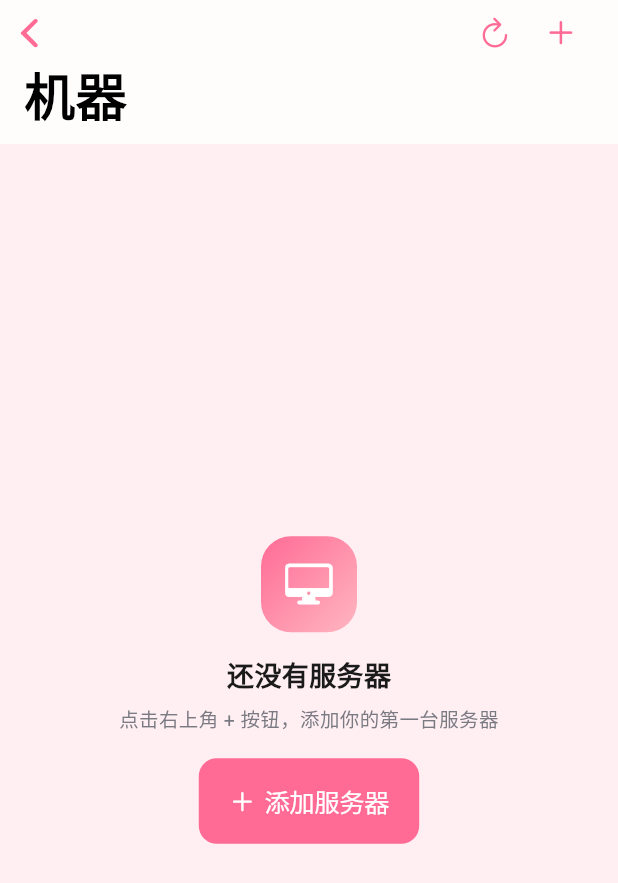
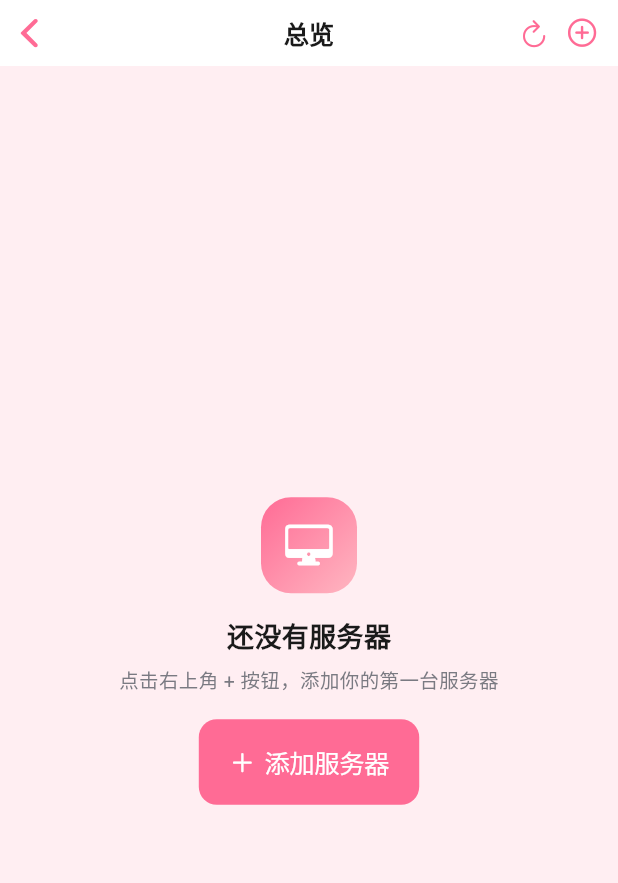
Before and after one commit to mzhscan/monitor-status, a Flutter app: the IOSMachinesPage widget shown alone on an empty page, opened directly with empty values, on a phone screen of 412 x 824 dp. Shown: the top 883 px of the screen. Run offline on Flutter 3.47's test engine with Material 3 defaults, Android fonts, the phone set to English and light mode, and no system bars; our stand-ins replace flutter_secure_storage, shared_preferences; accounts and stored records are empty.

Commit message:
fix(ios): 顶部 nav bar 改紧凑版（去大标题模式）
用户反馈 CupertinoSliverNavigationBar 的大标题'机器'占太多
空间（96px+），'显得额很笨重'。iOS 27 设计语言是简洁紧凑。

【改】app/lib/ios/ios_machines_page.dart
- 之前：CustomScrollView + CupertinoSliverNavigationBar(largeTitle: ...)
  → 现在：Column + CupertinoNavigationBar（不带 largeTitle）
- 标题 '机器' 改成 '总览'（跟安卓 app 一致：总览页）
- 整个 Slivers 改成 ListView.builder（普通 ListView 够用）
- 顶部高度从 96px+ → 44px（kMinInteractiveDimensionCupertino）

【改】app/lib/ios/ios_settings_page.dart
- 同样去 CupertinoSliverNavigationBar
- 改 CupertinoNavigationBar + ListView
- 大标题'设置' → 紧凑 17pt

【其他】
- '机器' → '总览'（跟安卓 app 一致：总览 = overview = 机器列表）
- 加号按钮用 CupertinoIcons.add_circled（更明显）
- icon 尺寸 22→20（更紧凑）
- minSize: 32（按钮点击区符合 iOS HIG 44pt 标准）

效果（机器页截图）：
- 顶部 nav bar 紧凑，44px
- '总览' 居中（小标题）
- 第一张卡紧贴在 nav bar 下面
- 整体视觉非常 iOS 27 简洁

不发版（用户偏好：非破坏性走 commit+push）

```diff
--- a/app/lib/ios/ios_machines_page.dart
+++ b/app/lib/ios/ios_machines_page.dart
@@ -57,27 +57,37 @@ class _IOSMachinesPageState extends State<IOSMachinesPage> {
     return Stack(
       key: _stackKey,
       children: [
-        CustomScrollView(
-          physics: const BouncingScrollPhysics(),
-          slivers: [
-            CupertinoSliverNavigationBar(
-              largeTitle: const Text('机器'),
-              backgroundColor: IOSTheme.glassDark,
+        // iOS 27 风格紧凑顶部：SafeArea + CupertinoNavigationBar（不带大标题）+ 内容
+        Column(
+          children: [
+            // 顶部导航条：紧凑（44px）替代之前的大标题（96px+）
+            CupertinoNavigationBar(
+              backgroundColor: const Color(0xFFFFFFFF),
               border: null,
+              padding: const EdgeInsetsDirectional.only(start: 8, end: 8),
+              leading: null,
+              middle: const Text(
+                '总览',
+                style: TextStyle(
+                  fontSize: 17,
+                  fontWeight: FontWeight.w600,
+                  color: IOSTheme.textPrimary,
+                ),
+              ),
               trailing: Row(
                 mainAxisSize: MainAxisSize.min,
                 children: [
                   if (store.isLoading)
                     const Padding(
-                      padding: EdgeInsets.only(right: 6),
+                      padding: EdgeInsets.only(right: 4),
                       child: CupertinoActivityIndicator(radius: 9),
                     ),
-                  // 错误指示器（store.error 存在时显示红 icon + 角标，跟安卓 _ErrorIndicatorButton 对齐）
+                  // 错误指示器（store.error 存在时显示红 icon + 角标）
                   if (store.error != null && store.error!.isNotEmpty)
                     CupertinoButton(
                       padding: EdgeInsets.zero,
+                      minSize: 32,
                       onPressed: () {
-                        // 切到 machines tab 后 push error-details
                         Navigator.of(context).pushNamed('/error-details');
                       },
                       child: Stack(
@@ -86,15 +96,14 @@ class _IOSMachinesPageState extends State<IOSMachinesPage> {
                           const Icon(
                             CupertinoIcons.exclamationmark_circle,
                             color: IOSTheme.danger,
-                            size: 22,
+                            size: 20,
                           ),
-                          // 右上角红点
                           Positioned(
                             top: -2,
                             right: -3,
                             child: Container(
-                              width: 8,
-                              height: 8,
+                              width: 7,
+                              height: 7,
                               decoration: BoxDecoration(
                                 color: IOSTheme.danger,
                                 shape: BoxShape.circle,
@@ -107,44 +116,59 @@ class _IOSMachinesPageState extends State<IOSMachinesPage> {
                     ),
                   CupertinoButton(
                     padding: EdgeInsets.zero,
-                    child: const Icon(CupertinoIcons.refresh, color: IOSTheme.primary, size: 22),
+                    minSize: 32,
                     onPressed: store.refresh,
+                    child: const Icon(CupertinoIcons.refresh, color: IOSTheme.primary, size: 20),
                   ),
                   CupertinoButton(
                     padding: EdgeInsets.zero,
-                    child: const Icon(CupertinoIcons.add, color: IOSTheme.primary, size: 22),
-                    onPressed: () => _openAddPage(),
+                    minSize: 32,
+                    onPressed: _openAddPage,
+                    child: const Icon(CupertinoIcons.add_circled, color: IOSTheme.primary, size: 22),
                   ),
                 ],
               ),
             ),
-            if (!hasServers)
-              const SliverFillRemaining(
-                hasScrollBody: false,
-                child: _EmptyView(),
-              )
-            else if (!hasData)
-              // 有 server 注册但还没拉到数据 → 轻转圈（不显示错误）
-              const SliverFillRemaining(
-                hasScrollBody: false,
-                child: Center(child: CupertinoActivityIndicator(radius: 14)),
-              )
-            else
-              SliverPadding(
+            // 内容区
+            Expanded(
+              child: _buildContent(hasServers, hasData, servers),
+            ),
+          ],
+        ),
+        // 浮卡预览（拖动时显示）
+        if (_draggingIndex != null) _buildFloatingCard(),
+        // 排序模式 banner
+        if (_isSortMode && _draggingIndex == null) _buildSortModeBanner(),
+      ],
+    );
+  }
+
+  Widget _buildContent(bool hasServers, bool hasData, List<MonitorServer> servers) {
+    if (!hasServers) {
+      return const _EmptyView();
+    }
+    if (!hasData) {
+      // 有 server 注册但还没拉到数据 → 轻转圈
+      return const Center(child: CupertinoActivityIndicator(radius: 14));
+    }
+    // ListView（去掉 sliver，直接用普通 ListView + ListView.builder）
+    return ListView.builder(
+      physics: const BouncingScrollPhysics(),
       padding: const EdgeInsets.fromLTRB(
         IOSTheme.paddingL, IOSTheme.paddingS,
         IOSTheme.paddingL, 140,  // 留出浮动 tab bar 空间
       ),
-                sliver: SliverList.separated(
-                  itemCount: servers.length,
-                  separatorBuilder: (_, __) => const SizedBox(height: 12),
-                  itemBuilder: (ctx, i) => _buildCardSlot(i),
-                ),
-              ),
-            // 列表底部"更新于"时间戳（跟安卓一致）
-            if (hasServers && hasData && store.lastSuccessAt != null)
-              SliverToBoxAdapter(
-                child: Padding(
+      itemCount: servers.length + 1,  // +1 for "更新于" timestamp at bottom
+      itemBuilder: (ctx, i) {
+        if (i < servers.length) {
+          return Padding(
+            padding: const EdgeInsets.only(bottom: 12),
+            child: _buildCardSlot(i),
+          );
+        }
+        // 最后一个 item：底部"更新于"时间戳
+        if (store.lastSuccessAt != null) {
+          return Padding(
             padding: const EdgeInsets.only(top: 4, bottom: 24),
             child: Center(
               child: Text(
@@ -155,15 +179,10 @@ class _IOSMachinesPageState extends State<IOSMachinesPage> {
                 ),
               ),
             ),
-                ),
-              ),
-          ],
-        ),
-        // 浮卡预览（拖动时显示）
-        if (_draggingIndex != null) _buildFloatingCard(),
-        // 排序模式 banner
-        if (_isSortMode && _draggingIndex == null) _buildSortModeBanner(),
-      ],
+          );
+        }
+        return const SizedBox.shrink();
+      },
     );
   }
 
```
Also changed, not shown: app/lib/ios/ios_settings_page.dart (+23 -14 lines). Lines whose indentation alone changed are shown as unchanged.
